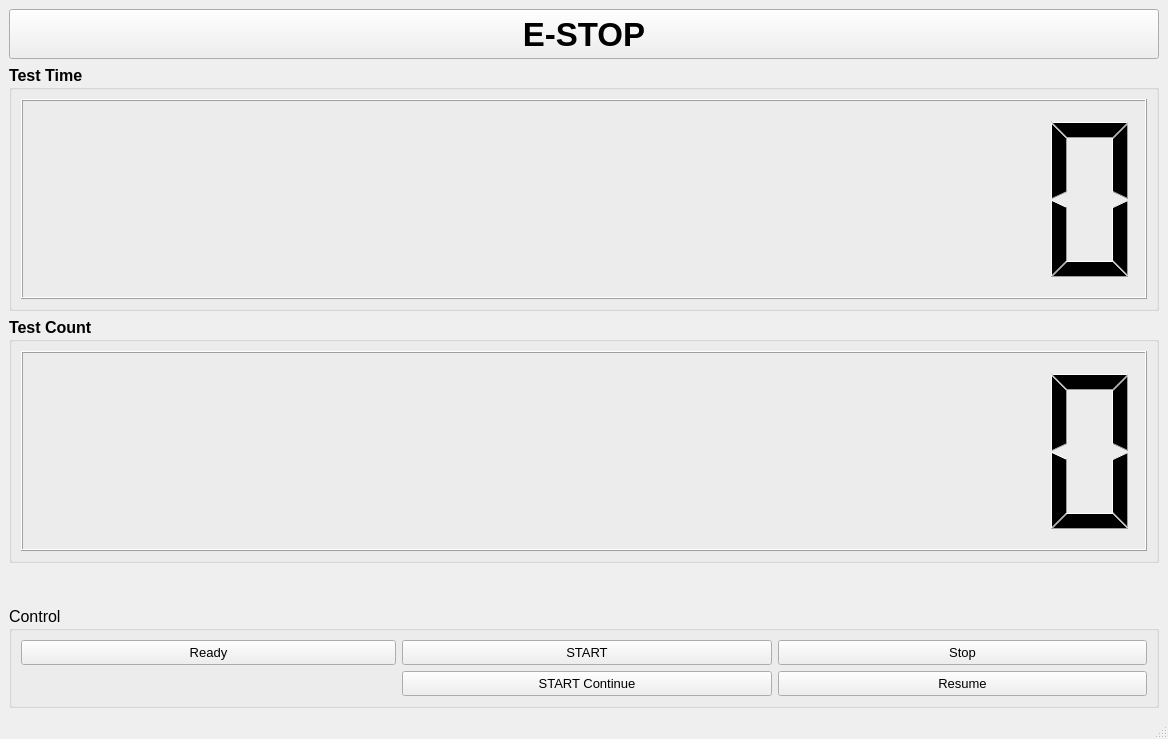
Before: the Qt Designer form test_gripper_gui/ui/test_gripper_main_window.ui in ROBOTIS-Kayman/Gripper-TEST, drawn with Qt 5.
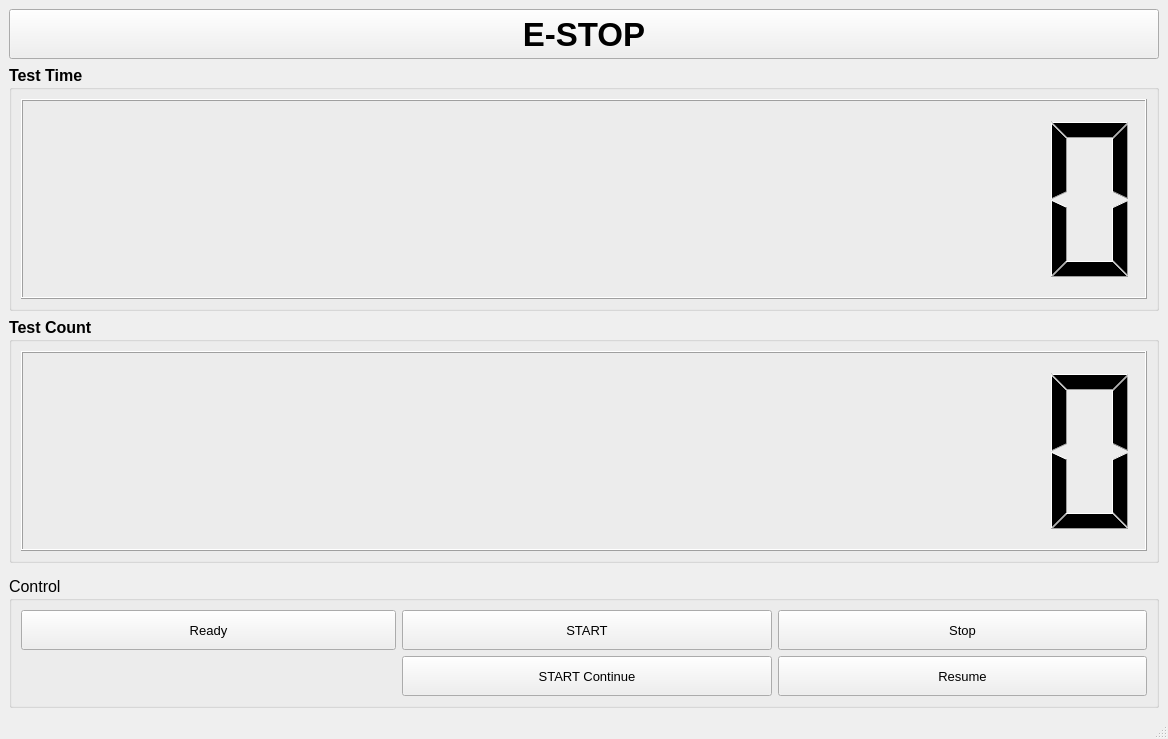
After: the same form once the commit is applied. Icons and pictures are not drawn.

What changed in the file:
```diff
--- a/test_gripper_gui/ui/test_gripper_main_window.ui
+++ b/test_gripper_gui/ui/test_gripper_main_window.ui
@@ -137,7 +137,7 @@
          <property name="minimumSize">
           <size>
            <width>0</width>
-           <height>25</height>
+           <height>40</height>
           </size>
          </property>
          <property name="font">
@@ -155,7 +155,7 @@
          <property name="minimumSize">
           <size>
            <width>0</width>
-           <height>25</height>
+           <height>40</height>
           </size>
          </property>
          <property name="font">
@@ -173,7 +173,7 @@
          <property name="minimumSize">
           <size>
            <width>0</width>
-           <height>25</height>
+           <height>40</height>
           </size>
          </property>
          <property name="font">
@@ -191,7 +191,7 @@
          <property name="minimumSize">
           <size>
            <width>0</width>
-           <height>25</height>
+           <height>40</height>
           </size>
          </property>
          <property name="font">
@@ -209,7 +209,7 @@
          <property name="minimumSize">
           <size>
            <width>0</width>
-           <height>25</height>
+           <height>40</height>
           </size>
          </property>
          <property name="font">
```
